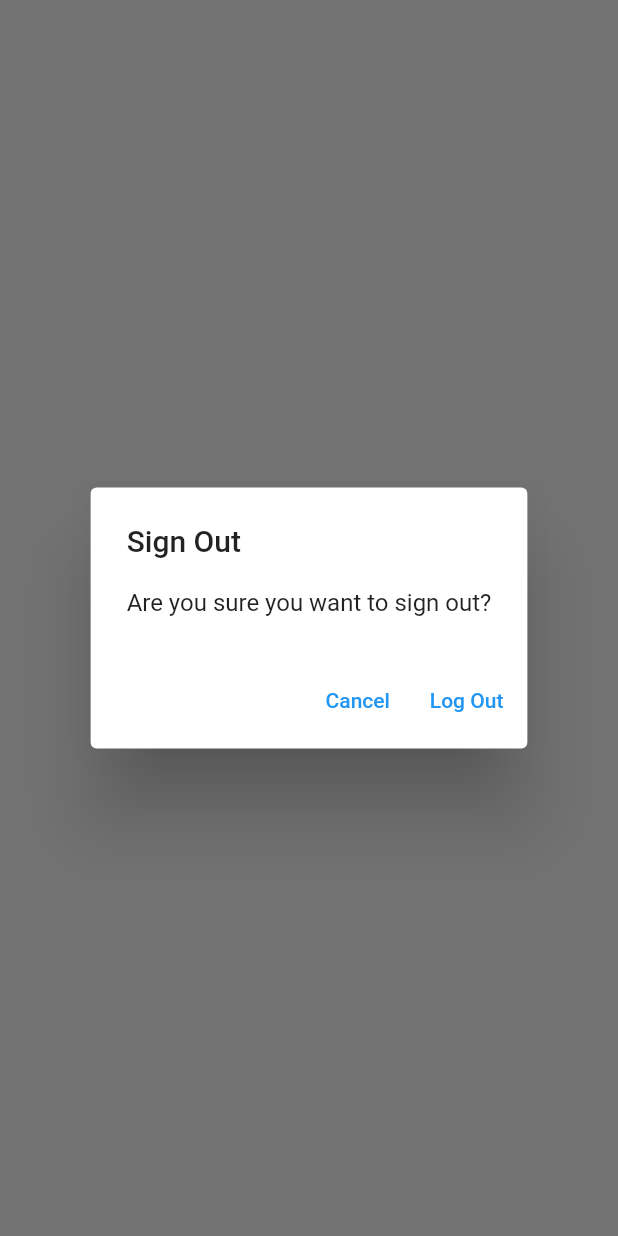
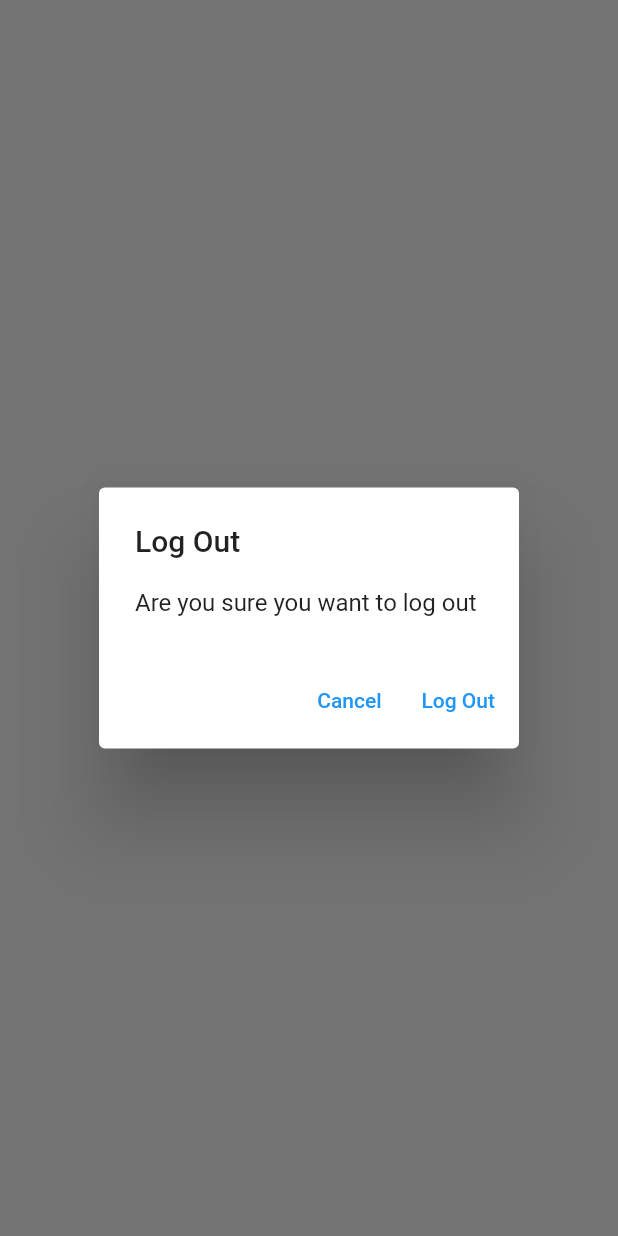
Before and after one commit to DanielCamiloFierroGarcia/Flutter, a Flutter app: what showLogOutDialog() shows on an empty page, opened directly, on a phone screen of 412 x 824 dp. Run offline on Flutter 3.47's test engine with Material 2 defaults, Android fonts, the phone set to English and light mode, and no system bars; our stand-ins replace firebase_auth, firebase_core, sqflite; accounts and stored records are empty; network calls fail.

Commit message:
Delete notes and refactor dialogs

```diff
--- /dev/null
+++ b/lib/utilities/dialogs/generic_dialog.dart
@@ -0,0 +1,29 @@
+import 'package:flutter/cupertino.dart';
+import 'package:flutter/material.dart';
+
+typedef DialogOptionBuilder<T> = Map<String, T?> Function();
+
+Future<T?> showGenericDialog<T>({required BuildContext context, required String title, required String content, required DialogOptionBuilder optionsBuilder}){
+  final options = optionsBuilder();
+  return showDialog<T>(context: context, builder: (context){
+    return AlertDialog(
+      title: Text(title),
+      content: Text(content),
+      actions: options.keys.map((optionTitle) {
+        final value = options[optionTitle];
+        return TextButton(
+          onPressed: (){
+            if(value != null){
+              Navigator.of(context).pop(value);
+            }
+            else{
+              Navigator.of(context).pop();
+            }
+          },
+          child: Text(optionTitle),
+        );
+      }).toList(),
+    );
+  },
+  );
+}
--- /dev/null
+++ b/lib/utilities/dialogs/logout_dialog.dart
@@ -0,0 +1,11 @@
+
+import 'package:flutter/cupertino.dart';
+import 'package:myproject/utilities/dialogs/generic_dialog.dart';
+
+Future<bool> showLogOutDialog(BuildContext context){
+  return showGenericDialog(context: context, title: 'Log Out', content: 'Are you sure you want to log out', optionsBuilder: () => {
+    'Cancel': false,
+    'Log Out': true,
+  },
+  ).then((value) => value ?? false);
+}
--- a/lib/views/login_view.dart
+++ b/lib/views/login_view.dart
@@ -2,7 +2,7 @@ import 'package:flutter/material.dart';
 import 'package:myproject/constants/routes.dart';
 import 'package:myproject/services/auth/auth__service.dart';
 import '../services/auth/auth_exceptions.dart';
-import '../utilities/show_dialog.dart';
+import '../utilities/dialogs/error_dialog.dart';
 
 class LoginView extends StatefulWidget {
   const LoginView({Key? key}) : super(key: key);
--- a/lib/views/notes/notes_view.dart
+++ b/lib/views/notes/notes_view.dart
@@ -2,9 +2,11 @@ import 'package:flutter/cupertino.dart';
 import 'package:flutter/material.dart';
 import 'package:myproject/services/auth/auth__service.dart';
 import 'package:myproject/services/crud/notes_service.dart';
+import 'package:myproject/views/notes/notes_list_view.dart';
 
 import '../../constants/routes.dart';
 import '../../enums/menu_action.dart';
+import '../../utilities/dialogs/logout_dialog.dart';
 
 class NotesView extends StatefulWidget {
   const NotesView({Key? key}) : super(key: key);
@@ -73,19 +75,9 @@ class _NotesViewState extends State<NotesView> {
                     case ConnectionState.active:
                       if (snapshot.hasData) {
                         final allNote = snapshot.data as List<DatabaseNote>;
-                        return ListView.builder(
-                          itemCount: allNote.length,
-                          itemBuilder: (context, index) {
-                            final note = allNote[index];
-                            return ListTile(
-                              title: Text(
-                                note.text,
-                                maxLines: 1,
-                                softWrap: true,
-                                overflow: TextOverflow.ellipsis,
-                              ),
-                            );
-                          },
+                        return NotesListView(notes: allNote, onDeleteNote: (note) async{
+                          await _notesService.deleteNote(id: note.id);
+                        },
                         );
                       } else {
                         return const CircularProgressIndicator();
@@ -103,29 +95,3 @@ class _NotesViewState extends State<NotesView> {
     );
   }
 }
-
-Future<bool> showLogOutDialog(BuildContext context) {
-  return showDialog<bool>(
-    context: context,
-    builder: (context) {
-      return AlertDialog(
-        title: const Text('Sign Out'),
-        content: const Text('Are you sure you want to sign out?'),
-        actions: [
-          TextButton(
-            onPressed: () {
-              Navigator.of(context).pop(false);
-            },
-            child: const Text('Cancel'),
-          ),
-          TextButton(
-            onPressed: () {
-              Navigator.of(context).pop(true);
-            },
-            child: const Text('Log Out'),
-          ),
-        ],
-      );
-    },
-  ).then((value) => value ?? false);
-}
--- a/lib/views/register_view.dart
+++ b/lib/views/register_view.dart
@@ -3,10 +3,10 @@ import 'package:flutter/cupertino.dart';
 import 'package:flutter/material.dart';
 import 'package:myproject/constants/routes.dart';
 import 'package:myproject/services/auth/auth__service.dart';
-import 'package:myproject/utilities/show_dialog.dart';
 import 'dart:developer' as devtools show log;
 
 import '../services/auth/auth_exceptions.dart';
+import '../utilities/dialogs/error_dialog.dart';
 
 class RegisterView extends StatefulWidget {
   const RegisterView({Key? key}) : super(key: key);
```
Also changed, not shown: lib/utilities/dialogs/delete_dialog.dart (added, +11 -0 lines), lib/utilities/dialogs/error_dialog.dart (added, +10 -0 lines), lib/utilities/show_dialog.dart (deleted, +0 -17 lines), lib/views/notes/notes_list_view.dart (added, +44 -0 lines).
